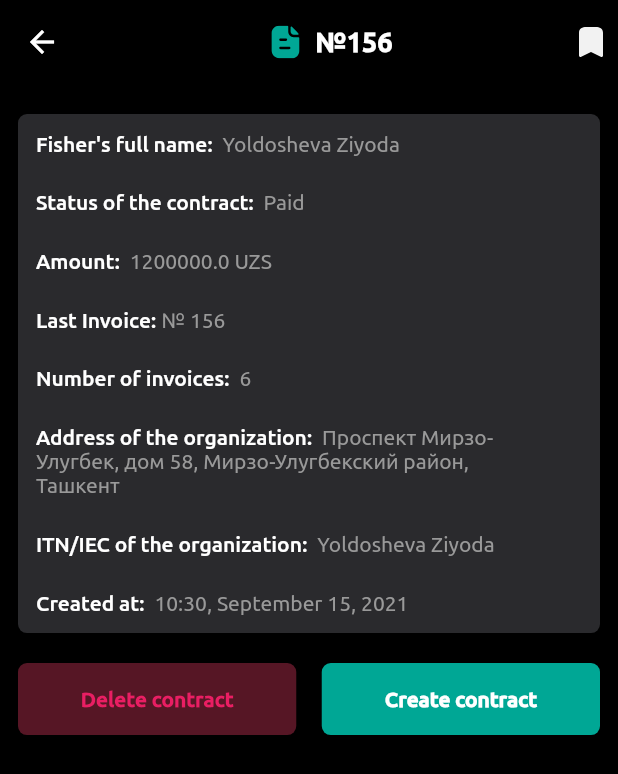
After one commit to ShokhaKhaltaev/iBilling, a Flutter app: the screen it shows after launch, after a tap on an icon or button, on a phone screen of 412 x 824 dp. The commit adds this screen. Shown: the top 774 px of the screen. Run offline on Flutter 3.47's test engine with Material 2 defaults, Android fonts, the phone set to English and light mode, and no system bars; our stand-ins replace calendar_timeline, flutter_svg; missing offline and left inert: grouped_buttons.

Commit message:
Create detail page of contract

```diff
--- a/lib/main.dart
+++ b/lib/main.dart
@@ -5,6 +5,7 @@ import 'package:ibilling_app/views/screens/contracts_screen.dart';
 import 'package:ibilling_app/views/screens/filters_screen.dart';
 import 'package:ibilling_app/views/screens/history_screen.dart';
 import 'package:ibilling_app/views/screens/home_page.dart';
+import 'package:ibilling_app/views/screens/individual_contract_screen.dart';
 import 'package:ibilling_app/views/screens/new_invoice_screen.dart';
 import 'package:ibilling_app/views/screens/new_screen.dart';
 import 'package:ibilling_app/views/screens/profile_screen.dart';
@@ -48,6 +49,7 @@ class _MyAppState extends State<MyApp> {
           FiltersScreen.filtersPageRoute: (context) => FiltersScreen(),
           AddContractScreen.addContractPage: (context) => AddContractScreen(),
           NewInvoiceScreen.newInvoicePage: (context) => NewInvoiceScreen(),
+          IndividualContractScreen.individualContractPage: (context) => IndividualContractScreen()
         }
       ),
     );
--- a/lib/models/contract_details.dart
+++ b/lib/models/contract_details.dart
@@ -4,7 +4,9 @@ class ContractDetails{
   final int lastInvoice;
   final int numOfInvoices;
   final String status;
+  final String address;
+  final String ITN;
   final DateTime date;
 
-  ContractDetails({this.fishName, this.amount, this.lastInvoice, this.numOfInvoices, this.status, this.date});
+  ContractDetails({this.fishName, this.amount, this.lastInvoice, this.numOfInvoices, this.status, this.date, this.address, this.ITN});
 }
--- /dev/null
+++ b/lib/models/individual_card_model.dart
@@ -0,0 +1,9 @@
+import 'package:ibilling_app/models/contract_details.dart';
+
+class IndividualCardModel extends ContractDetails{
+  final String address;
+  final String ITN;
+
+  IndividualCardModel({String fishName,double amount, int lastInvoice, int numOfInvoices, String status,DateTime date, this.address, this.ITN}):
+      super(fishName: fishName, amount: amount, lastInvoice: lastInvoice, numOfInvoices: numOfInvoices, status: status, date: date);
+}
--- a/lib/provider/contract_provider.dart
+++ b/lib/provider/contract_provider.dart
@@ -3,12 +3,12 @@ import 'package:ibilling_app/models/contract_details.dart';
 
 class ContractList with ChangeNotifier{
   List<ContractDetails> _contracts = [
-    ContractDetails(fishName: 'Yoldosheva Ziyoda', amount: 1200000, lastInvoice: 156, numOfInvoices: 6, status: 'Paid', date: DateTime.now()),
-    ContractDetails(fishName: 'Seulki Lee', amount: 1250000, lastInvoice: 155, numOfInvoices: 6, status: 'In process', date: DateTime.now()),
-    ContractDetails(fishName: 'Ashrapova Nigina', amount: 1320000, lastInvoice: 151, numOfInvoices: 4, status: 'Rejected by Payme', date: DateTime.now()),
-    ContractDetails(fishName: 'Ashrapova Nigina', amount: 1320000, lastInvoice: 151, numOfInvoices: 4, status: 'In process', date: DateTime.now()),
-    ContractDetails(fishName: 'Ashrapova Nigina', amount: 1320000, lastInvoice: 151, numOfInvoices: 4, status: 'Rejected by Payme', date: DateTime.now()),
-    ContractDetails(fishName: 'Ashrapova Nigina', amount: 1320000, lastInvoice: 151, numOfInvoices: 4, status: 'Paid', date: DateTime.now())
+    ContractDetails(fishName: 'Yoldosheva Ziyoda', amount: 1200000, lastInvoice: 156, numOfInvoices: 6, status: 'Paid', date: DateTime.now(), address: 'Проспект Мирзо-Улугбек, дом 58, Мирзо-Улугбекский район, Ташкент', ITN: '5647520318'),
+    ContractDetails(fishName: 'Seulki Lee', amount: 1250000, lastInvoice: 155, numOfInvoices: 6, status: 'In process', date: DateTime.now(), address: 'Проспект Мирзо-Улугбек, дом 58, Мирзо-Улугбекский район, Ташкент', ITN: '5647520318'),
+    ContractDetails(fishName: 'Ashrapova Nigina', amount: 1320000, lastInvoice: 151, numOfInvoices: 4, status: 'Rejected by Payme', date: DateTime.now(), address: 'Проспект Мирзо-Улугбек, дом 58, Мирзо-Улугбекский район, Ташкент', ITN: '5647520318'),
+    ContractDetails(fishName: 'Ashrapova Nigina', amount: 1320000, lastInvoice: 151, numOfInvoices: 4, status: 'In process', date: DateTime.now(), address: 'Проспект Мирзо-Улугбек, дом 58, Мирзо-Улугбекский район, Ташкент', ITN: '5647520318'),
+    ContractDetails(fishName: 'Ashrapova Nigina', amount: 1320000, lastInvoice: 151, numOfInvoices: 4, status: 'Rejected by Payme', date: DateTime.now(), address: 'Проспект Мирзо-Улугбек, дом 58, Мирзо-Улугбекский район, Ташкент', ITN: '5647520318'),
+    ContractDetails(fishName: 'Ashrapova Nigina', amount: 1320000, lastInvoice: 151, numOfInvoices: 4, status: 'Paid', date: DateTime.now(), address: 'Проспект Мирзо-Улугбек, дом 58, Мирзо-Улугбекский район, Ташкент', ITN: '5647520318')
   ];
 
   void addContract(ContractDetails newContract){
--- a/lib/views/screens/add_contract_screen.dart
+++ b/lib/views/screens/add_contract_screen.dart
@@ -57,6 +57,8 @@ class _AddContractScreenState extends State<AddContractScreen> {
                 width: double.infinity,
                 child: CustomButton(
                   buttonText: 'Save Contract',
+                  color: Color(0xff00A795),
+                  buttonColor: Colors.white,
                   onPressed: (){},
                 ),
               )
--- a/lib/views/screens/contracts_screen.dart
+++ b/lib/views/screens/contracts_screen.dart
@@ -3,6 +3,7 @@ import 'package:flutter/material.dart';
 import 'package:flutter_svg/flutter_svg.dart';
 import 'package:ibilling_app/models/contract_details.dart';
 import 'package:ibilling_app/provider/contract_provider.dart';
+import 'package:ibilling_app/views/screens/individual_contract_screen.dart';
 import 'package:ibilling_app/widgets/calendar_widget.dart';
 import 'package:ibilling_app/widgets/contracts_card.dart';
 import 'package:provider/provider.dart';
@@ -99,8 +100,13 @@ class _ContractsState extends State<Contracts> {
                     ContractDetails oneContract = newContractList[index];
                     return Column(
                       children: [
-                        ContractsCard(
-                          contractDetails: oneContract,
+                        GestureDetector(
+                          child: ContractsCard(
+                            contractDetails: oneContract,
+                          ),
+                          onTap: (){
+                            Navigator.pushNamed(context, IndividualContractScreen.individualContractPage, arguments: oneContract);
+                          },
                         ),
                         Padding(padding: EdgeInsets.only(bottom: 12)),
                       ],
--- a/lib/views/screens/filters_screen.dart
+++ b/lib/views/screens/filters_screen.dart
@@ -122,6 +122,7 @@ class _FiltersScreenState extends State<FiltersScreen> {
                         child: CustomButton(
                           buttonText: 'Cancel',
                           color: Color(0xff00A795),
+                          buttonColor: Colors.white,
                           onPressed: (){
                             Navigator.pop(context);
                           },
@@ -132,6 +133,7 @@ class _FiltersScreenState extends State<FiltersScreen> {
                         child: CustomButton(
                           buttonText: 'Apply filters',
                           color: Color(0xff00A795),
+                          buttonColor: Colors.white,
                           onPressed: (){
 
                           },
--- /dev/null
+++ b/lib/views/screens/individual_contract_screen.dart
@@ -0,0 +1,90 @@
+import 'package:flutter/material.dart';
+import 'package:flutter_svg/flutter_svg.dart';
+import 'package:ibilling_app/models/contract_details.dart';
+import 'package:ibilling_app/models/individual_card_model.dart';
+import 'package:ibilling_app/widgets/contract_extended_card.dart';
+import 'package:ibilling_app/widgets/custom_button.dart';
+
+class IndividualContractScreen extends StatefulWidget {
+  static final individualContractPage = '/individual_contract-page';
+
+  @override
+  _InvidualContractScreenState createState() => _InvidualContractScreenState();
+}
+
+class _InvidualContractScreenState extends State<IndividualContractScreen> {
+  ContractDetails contractDetails;
+  @override
+  Widget build(BuildContext context) {
+    contractDetails = ModalRoute.of(context).settings.arguments;
+    return Scaffold(
+      appBar: AppBar(
+        backgroundColor: Colors.transparent,
+        leading: IconButton(
+          icon: Icon(Icons.arrow_back),
+          onPressed: (){
+            Navigator.pop(context);
+          },
+          color: Colors.white,
+        ),
+        title: Row(
+          mainAxisAlignment: MainAxisAlignment.center,
+          children: [
+            SvgPicture.asset('assets/icons/Paper.svg',),
+            SizedBox(width: 10),
+            Text('№${contractDetails.lastInvoice}', style: TextStyle(fontWeight: FontWeight.w700, fontSize: 18, fontFamily: 'Ubuntu Medium')),
+          ],
+        ),
+        centerTitle: true,
+        actions: [
+          Padding(
+            padding: const EdgeInsets.only(right: 10),
+            child: GestureDetector(child: SvgPicture.asset('assets/icons/Bookmark.svg', height: 20, width: 16),
+            onTap: (){
+
+            },),
+          ),
+        ],
+      ),
+      body: Container(
+        padding: EdgeInsets.symmetric(horizontal: 12),
+          child: Column(
+            children: [
+              ContractsExtendedCard(contractDetails: contractDetails),
+              SizedBox(height: 20),
+              Container(
+                height: 60,
+                child: Row(
+                  mainAxisAlignment: MainAxisAlignment.spaceBetween,
+                  crossAxisAlignment: CrossAxisAlignment.start,
+                  children: [
+                    Expanded(
+                        child: CustomButton(
+                          buttonText: 'Delete contract',
+                          color: Color(0xff561625),
+                          buttonColor: Colors.pink,
+                          onPressed: (){
+                            Navigator.pop(context);
+                          },
+                        )
+                    ),
+                    SizedBox(width: 17),
+                    Expanded(
+                        child: CustomButton(
+                          buttonText: 'Create contract',
+                          color: Color(0xff00A795),
+                          buttonColor: Colors.white,
+                          onPressed: (){
+
+                          },
+                        )
+                    )
+                  ],
+                ),
+              ),
+            ],
+          )
+      ),
+    );
+  }
+}
--- /dev/null
+++ b/lib/widgets/contract_extended_card.dart
@@ -0,0 +1,102 @@
+import 'package:flutter/material.dart';
+import 'package:flutter_svg/flutter_svg.dart';
+import 'package:ibilling_app/models/contract_details.dart';
+import 'package:intl/intl.dart';
+
+class ContractsExtendedCard extends StatelessWidget {
+  ContractDetails contractDetails;
+  ContractsExtendedCard({this.contractDetails});
+
+  @override
+  Widget build(BuildContext context) {
+    return Padding(
+      padding: const EdgeInsets.only(top: 20),
+      child: Container(
+        padding: EdgeInsets.only(top: 12, left: 12, bottom: 12, right: 35),
+        width: double.infinity,
+        height: MediaQuery.of(context).size.height * 0.42,
+        decoration: BoxDecoration(
+          color: Color(0xff2A2A2D),
+          borderRadius: BorderRadius.circular(6),
+        ),
+        child: Column(
+          mainAxisAlignment: MainAxisAlignment.spaceBetween,
+          crossAxisAlignment: CrossAxisAlignment.start,
+          children: [
+            RichText(
+              text: TextSpan(
+                  children: <TextSpan>[
+                    TextSpan(text: "Fisher's full name: ", style: TextStyle(fontFamily: 'Ubuntu Medium', fontWeight: FontWeight.w500, fontSize: 14)),
+                    TextSpan(text: ' ${contractDetails.fishName}', style: TextStyle(fontSize: 14, fontWeight: FontWeight.w400, color: Color(0xff999999), fontFamily: 'Ubuntu Regular'))
+                  ]
+              ),
+            ),
+            SizedBox(height: 10),
+            RichText(
+              text: TextSpan(
+                  children: <TextSpan>[
+                    TextSpan(text: "Status of the contract: ", style: TextStyle(fontFamily: 'Ubuntu Medium', fontWeight: FontWeight.w500, fontSize: 14)),
+                    TextSpan(text: ' ${contractDetails.status}', style: TextStyle(fontSize: 14, fontWeight: FontWeight.w400, color: Color(0xff999999), fontFamily: 'Ubuntu Regular'))
+                  ]
+              ),
+            ),
+            SizedBox(height: 10),
+            RichText(
+              text: TextSpan(
+                  children: <TextSpan>[
+                    TextSpan(text: 'Amount: ', style: TextStyle(fontFamily: 'Ubuntu Medium', fontWeight: FontWeight.w500, fontSize: 14)),
+                    TextSpan(text: ' ${contractDetails.amount} UZS', style: TextStyle(fontSize: 14, fontWeight: FontWeight.w400, color: Color(0xff999999), fontFamily: 'Ubuntu Regular'))
+                  ]
+              ),
+            ),
+            SizedBox(height: 10),
+            RichText(
+              text: TextSpan(
+                  children: <TextSpan>[
+                    TextSpan(text: 'Last Invoice: ', style: TextStyle(fontFamily: 'Ubuntu Medium', fontWeight: FontWeight.w500, fontSize: 14)),
+                    TextSpan(text: '№ ${contractDetails.lastInvoice}', style: TextStyle(fontSize: 14, fontWeight: FontWeight.w400, color: Color(0xff999999), fontFamily: 'Ubuntu Regular'))
+                  ]
+              ),
+            ),
+            SizedBox(height: 10),
+            RichText(
+              text: TextSpan(
+                  children: <TextSpan>[
+                    TextSpan(text: 'Number of invoices: ', style: TextStyle(fontFamily: 'Ubuntu Medium', fontWeight: FontWeight.w500, fontSize: 14)),
+                    TextSpan(text: ' ${contractDetails.numOfInvoices}', style: TextStyle(fontSize: 14, fontWeight: FontWeight.w400, color: Color(0xff999999), fontFamily: 'Ubuntu Regular'))
+                  ]
+              ),
+            ),
+            SizedBox(height: 10),
+            RichText(
+              text: TextSpan(
+                  children: <TextSpan>[
+                    TextSpan(text: "Address of the organization: ", style: TextStyle(fontFamily: 'Ubuntu Medium', fontWeight: FontWeight.w500, fontSize: 14)),
+                    TextSpan(text: ' ${contractDetails.address}', style: TextStyle(fontSize: 14, fontWeight: FontWeight.w400, color: Color(0xff999999), fontFamily: 'Ubuntu Regular'))
+                  ]
+              ),
+            ),
+            SizedBox(height: 10),
+            RichText(
+              text: TextSpan(
+                  children: <TextSpan>[
+                    TextSpan(text: "ITN/IEC of the organization: ", style: TextStyle(fontFamily: 'Ubuntu Medium', fontWeight: FontWeight.w500, fontSize: 14)),
+                    TextSpan(text: ' ${contractDetails.fishName}', style: TextStyle(fontSize: 14, fontWeight: FontWeight.w400, color: Color(0xff999999), fontFamily: 'Ubuntu Regular'))
+                  ]
+              ),
+            ),
+            SizedBox(height: 10),
+            RichText(
+              text: TextSpan(
+                  children: <TextSpan>[
+                    TextSpan(text: "Created at: ", style: TextStyle(fontFamily: 'Ubuntu Medium', fontWeight: FontWeight.w500, fontSize: 14)),
+                    TextSpan(text: ' ${DateFormat.Hm().format(contractDetails.date)}, ${DateFormat.yMMMMd('en_US').format(contractDetails.date)}', style: TextStyle(fontSize: 14, fontWeight: FontWeight.w400, color: Color(0xff999999), fontFamily: 'Ubuntu Regular'))
+                  ]
+              ),
+            )
+          ],
+        ),
+      ),
+    );
+  }
+}
--- a/lib/widgets/custom_button.dart
+++ b/lib/widgets/custom_button.dart
@@ -4,20 +4,21 @@ class CustomButton extends StatelessWidget {
   final String buttonText;
   final VoidCallback onPressed;
   final Color color;
+  final Color buttonColor;
 
-  CustomButton({this.buttonText, this.onPressed, this.color});
+  CustomButton({this.buttonText, this.onPressed, this.color, this.buttonColor});
 
   @override
   Widget build(BuildContext context) {
     return Container(
       decoration: BoxDecoration(
-          color: Color(0xff00A795),
+          color: color,
           borderRadius: BorderRadius.circular(6)
       ),
       child: TextButton(
           onPressed: onPressed,
           child: Text(buttonText,
-            style: TextStyle(color: Colors.white, fontFamily: 'Ubuntu Medium', fontSize: 14, fontWeight: FontWeight.w700),
+            style: TextStyle(color: buttonColor, fontFamily: 'Ubuntu Medium', fontSize: 14, fontWeight: FontWeight.w700),
           )
       ),
     );
--- a/lib/widgets/language_selection.dart
+++ b/lib/widgets/language_selection.dart
@@ -62,8 +62,11 @@ dialogContent(BuildContext context) {
               Expanded(
                 child: CustomButton(
                   buttonText: 'Cancel',
-                  onPressed: (){},
+                  onPressed: (){
+                    Navigator.pop(context);
+                  },
                   color: Color(0xff008F7F),
+                  buttonColor: Colors.white,
                 ),
               ),
               SizedBox(width: 10),
@@ -72,6 +75,7 @@ dialogContent(BuildContext context) {
                   buttonText: 'Done',
                   onPressed: (){},
                   color: Color(0xff008F7F),
+                  buttonColor: Colors.white,
                 ),
               )
             ],
```
